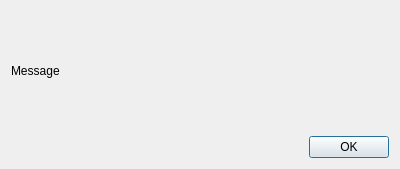
j71200/DentistHelper, file messagedialog.ui: the form before one commit.
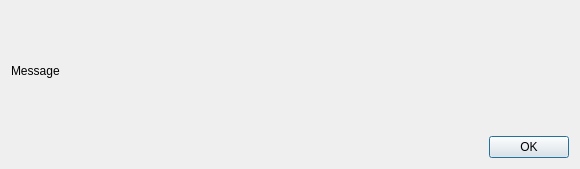
The form after the commit.

Patch:
```diff
--- a/messagedialog.ui
+++ b/messagedialog.ui
@@ -6,7 +6,7 @@
    <rect>
     <x>0</x>
     <y>0</y>
-    <width>400</width>
+    <width>580</width>
     <height>169</height>
    </rect>
   </property>
```
